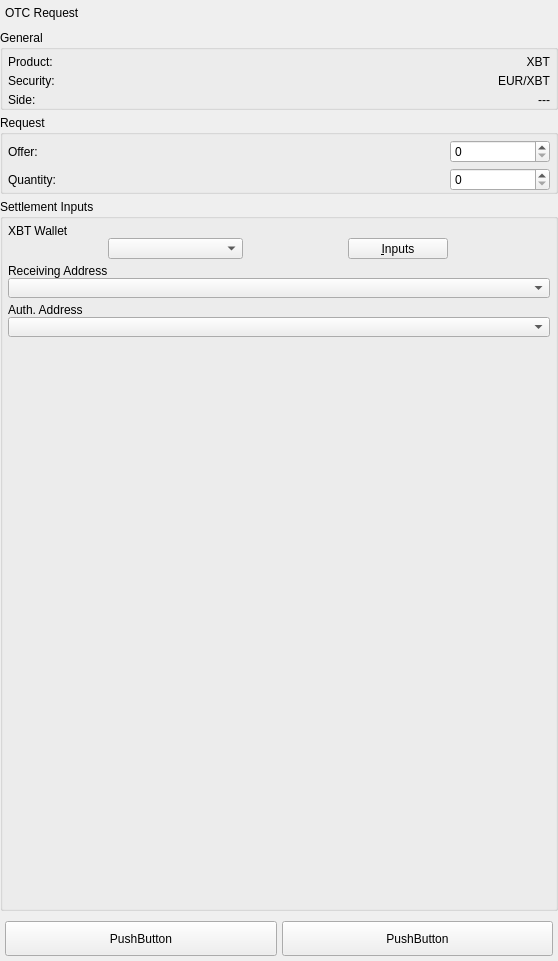
Old version of the form BlockSettleUILib/OTCNegotiationCommonWidget.ui in the repository BlockSettle/terminal.
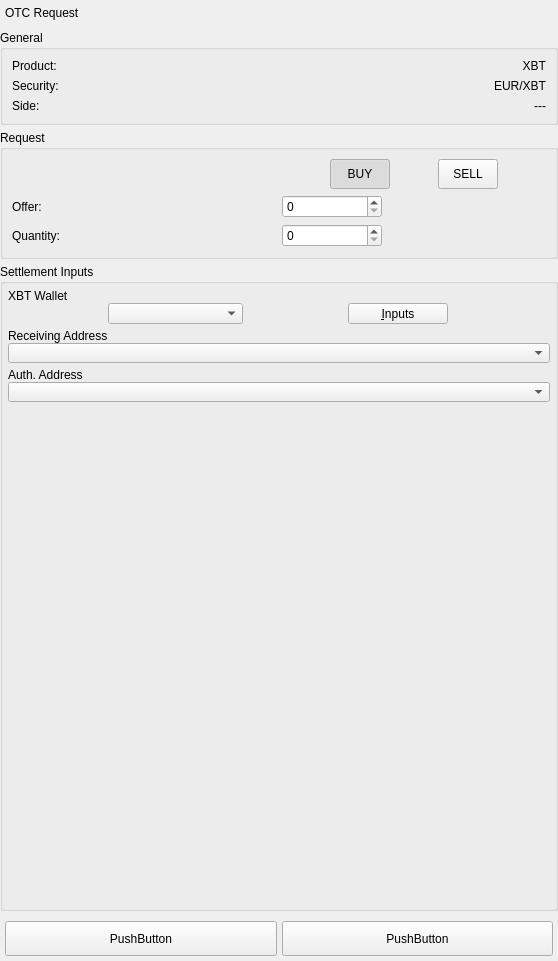
New version of the form.

Patch:
```diff
--- a/BlockSettleUILib/OTCNegotiationCommonWidget.ui
+++ b/BlockSettleUILib/OTCNegotiationCommonWidget.ui
@@ -75,21 +75,6 @@
       <string>General</string>
      </property>
      <layout class="QVBoxLayout" name="verticalLayout_2">
-      <property name="spacing">
-       <number>5</number>
-      </property>
-      <property name="leftMargin">
-       <number>5</number>
-      </property>
-      <property name="topMargin">
-       <number>5</number>
-      </property>
-      <property name="rightMargin">
-       <number>5</number>
-      </property>
-      <property name="bottomMargin">
-       <number>0</number>
-      </property>
       <item>
        <layout class="QHBoxLayout" name="horizontalLayout_2">
         <item>
@@ -139,7 +124,23 @@
        </layout>
       </item>
       <item>
-       <layout class="QHBoxLayout" name="horizontalLayout_4">
+       <widget class="QWidget" name="widgetSideInfo" native="true">
+        <layout class="QHBoxLayout" name="horizontalLayout">
+         <property name="spacing">
+          <number>0</number>
+         </property>
+         <property name="leftMargin">
+          <number>0</number>
+         </property>
+         <property name="topMargin">
+          <number>0</number>
+         </property>
+         <property name="rightMargin">
+          <number>0</number>
+         </property>
+         <property name="bottomMargin">
+          <number>0</number>
+         </property>
         <item>
          <widget class="QLabel" name="label_3">
           <property name="text">
@@ -161,6 +162,7 @@
          </widget>
         </item>
        </layout>
+       </widget>
       </item>
      </layout>
     </widget>
@@ -170,32 +172,92 @@
      <property name="title">
       <string>Request</string>
      </property>
-     <layout class="QVBoxLayout" name="verticalLayout_7">
+     <layout class="QGridLayout" name="gridLayout">
+      <item row="0" column="1">
+       <widget class="QWidget" name="widgetSideButtons" native="true">
+        <property name="sideSwitchContainer" stdset="0">
+         <bool>true</bool>
+        </property>
+        <layout class="QHBoxLayout" name="horizontalLayout_9" stretch="1,0">
       <property name="spacing">
-       <number>5</number>
+          <number>0</number>
       </property>
       <property name="leftMargin">
-       <number>5</number>
+          <number>0</number>
       </property>
       <property name="topMargin">
-       <number>5</number>
+          <number>0</number>
       </property>
       <property name="rightMargin">
-       <number>5</number>
+          <number>0</number>
       </property>
       <property name="bottomMargin">
        <number>0</number>
       </property>
       <item>
-       <layout class="QHBoxLayout" name="horizontalLayout_7">
+          <widget class="QPushButton" name="pushButtonBuy">
+           <property name="minimumSize">
+            <size>
+             <width>60</width>
+             <height>30</height>
+            </size>
+           </property>
+           <property name="maximumSize">
+            <size>
+             <width>60</width>
+             <height>30</height>
+            </size>
+           </property>
+           <property name="text">
+            <string>BUY</string>
+           </property>
+           <property name="checkable">
+            <bool>true</bool>
+           </property>
+           <property name="checked">
+            <bool>true</bool>
+           </property>
+           <property name="left_button" stdset="0">
+            <bool>true</bool>
+           </property>
+          </widget>
+         </item>
         <item>
+          <widget class="QPushButton" name="pushButtonSell">
+           <property name="minimumSize">
+            <size>
+             <width>60</width>
+             <height>30</height>
+            </size>
+           </property>
+           <property name="maximumSize">
+            <size>
+             <width>60</width>
+             <height>30</height>
+            </size>
+           </property>
+           <property name="text">
+            <string>SELL</string>
+           </property>
+           <property name="checkable">
+            <bool>true</bool>
+           </property>
+           <property name="right_button" stdset="0">
+            <bool>true</bool>
+           </property>
+          </widget>
+         </item>
+        </layout>
+       </widget>
+      </item>
+      <item row="1" column="0">
          <widget class="QLabel" name="labelOffer">
           <property name="text">
            <string>Offer:</string>
           </property>
          </widget>
         </item>
-        <item>
+      <item row="1" column="1">
          <widget class="QSpinBox" name="spinBoxOffer">
           <property name="sizePolicy">
            <sizepolicy hsizetype="Expanding" vsizetype="Fixed">
@@ -211,18 +273,14 @@
           </property>
          </widget>
         </item>
-       </layout>
-      </item>
-      <item>
-       <layout class="QHBoxLayout" name="horizontalLayout_6">
-        <item>
+      <item row="2" column="0">
          <widget class="QLabel" name="labelQuantity">
           <property name="text">
            <string>Quantity:</string>
           </property>
          </widget>
         </item>
-        <item>
+      <item row="2" column="1">
          <widget class="QSpinBox" name="spinBoxQuantity">
           <property name="sizePolicy">
            <sizepolicy hsizetype="Expanding" vsizetype="Fixed">
@@ -238,7 +296,18 @@
           </property>
          </widget>
         </item>
-       </layout>
+      <item row="0" column="0">
+       <spacer name="horizontalSpacer">
+        <property name="orientation">
+         <enum>Qt::Horizontal</enum>
+        </property>
+        <property name="sizeHint" stdset="0">
+         <size>
+          <width>40</width>
+          <height>20</height>
+         </size>
+        </property>
+       </spacer>
       </item>
      </layout>
     </widget>
```
Lines whose indentation alone changed are shown as unchanged.
